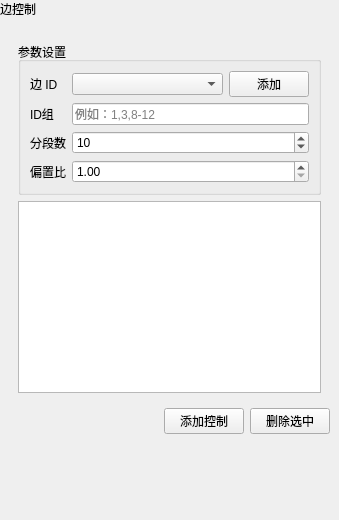
Qt form plugins/Base_Mesh/MeshEdgeControlWidget.ui (asd977/base_cae) before a commit.
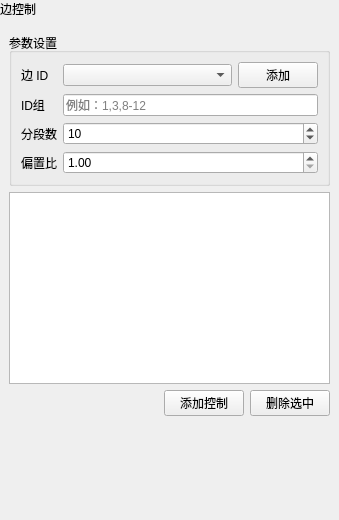
The same form after that commit. Custom widgets are drawn as their Qt base class.

What changed in the file:
```diff
--- a/plugins/Base_Mesh/MeshEdgeControlWidget.ui
+++ b/plugins/Base_Mesh/MeshEdgeControlWidget.ui
@@ -174,6 +174,18 @@
                </property>
               </widget>
              </item>
+             <property name="leftMargin">
+              <number>0</number>
+             </property>
+             <property name="topMargin">
+              <number>0</number>
+             </property>
+             <property name="rightMargin">
+              <number>0</number>
+             </property>
+             <property name="bottomMargin">
+              <number>0</number>
+             </property>
             </layout>
            </item>
            <item row="3" column="0">
@@ -183,6 +195,18 @@
              </property>
             </widget>
            </item>
+           <property name="leftMargin">
+            <number>9</number>
+           </property>
+           <property name="topMargin">
+            <number>9</number>
+           </property>
+           <property name="rightMargin">
+            <number>9</number>
+           </property>
+           <property name="bottomMargin">
+            <number>9</number>
+           </property>
           </layout>
          </widget>
         </item>
@@ -199,6 +223,18 @@
           </property>
          </widget>
         </item>
+        <property name="leftMargin">
+         <number>0</number>
+        </property>
+        <property name="topMargin">
+         <number>0</number>
+        </property>
+        <property name="rightMargin">
+         <number>0</number>
+        </property>
+        <property name="bottomMargin">
+         <number>0</number>
+        </property>
        </layout>
       </widget>
      </item>
@@ -231,6 +267,18 @@
          </property>
         </widget>
        </item>
+       <property name="leftMargin">
+        <number>0</number>
+       </property>
+       <property name="topMargin">
+        <number>0</number>
+       </property>
+       <property name="rightMargin">
+        <number>0</number>
+       </property>
+       <property name="bottomMargin">
+        <number>0</number>
+       </property>
       </layout>
      </item>
      <item>
```
